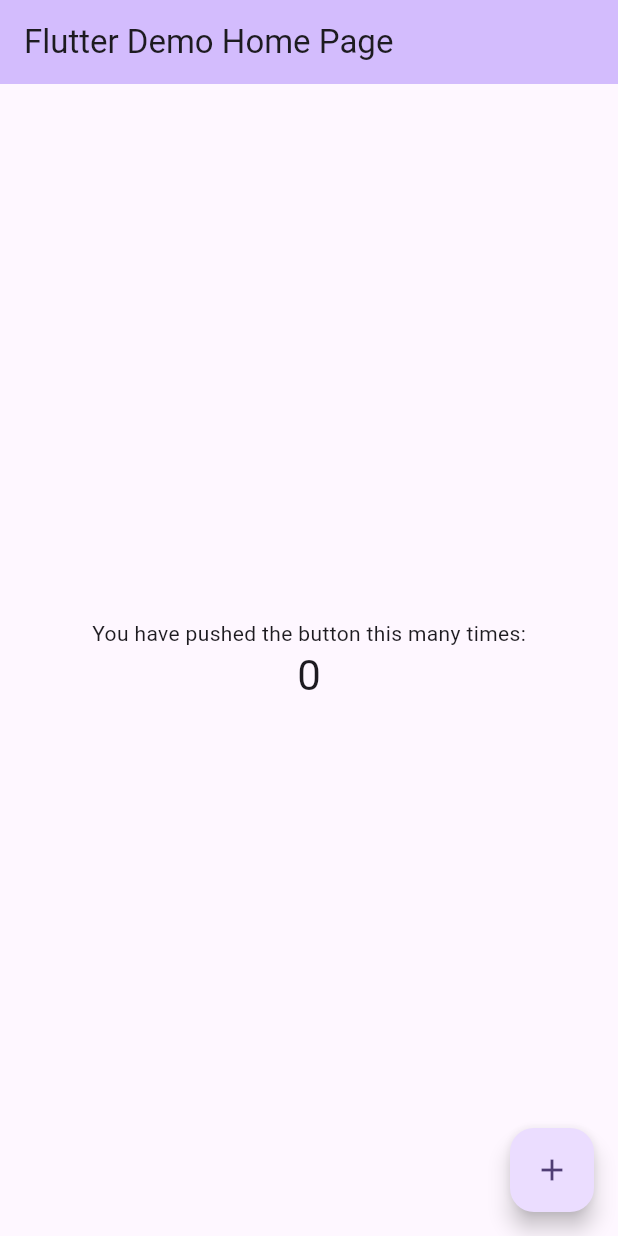
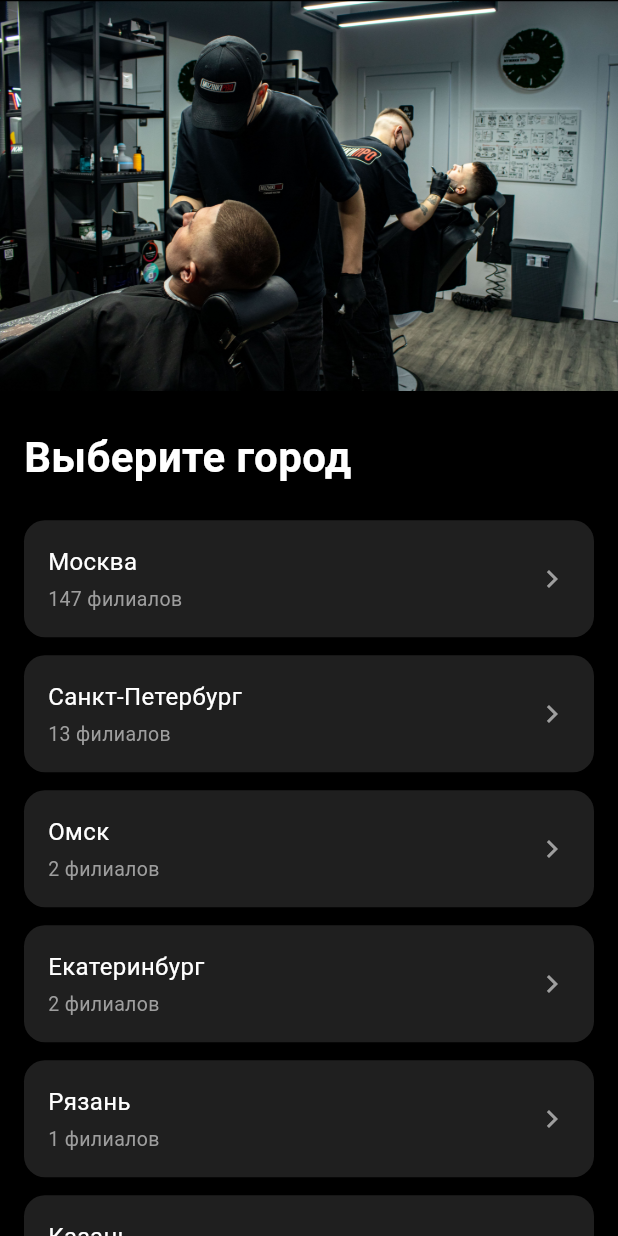
Before and after one commit to DenUP/muzhiki-Pro, a Flutter app: the screen it shows after launch, on a phone screen of 412 x 824 dp. Run offline on Flutter 3.47's test engine with Material 3 defaults, Android fonts, the phone set to English and light mode, and no system bars; our stand-ins replace flutter_bloc, get_it, shared_preferences.

Commit message:
add: selected city - pages

```diff
--- /dev/null
+++ b/lib/di.dart
@@ -0,0 +1,15 @@
+import 'package:get_it/get_it.dart';
+import 'package:muzhiki_pro/features/city_selection/data/repository/city_repository_impl.dart';
+import 'package:muzhiki_pro/features/city_selection/domain/repository/city_repository.dart';
+import 'package:shared_preferences/shared_preferences.dart';
+
+final getIt = GetIt.instance;
+
+Future<void> setupDi() async {
+  final prefs = await SharedPreferences.getInstance();
+
+  getIt.registerSingleton<SharedPreferences>(prefs);
+  getIt.registerLazySingleton<CityRepository>(
+    () => CityRepositoryImpl(getIt()),
+  );
+}
--- /dev/null
+++ b/lib/features/city_selection/data/repository/city_repository_impl.dart
@@ -0,0 +1,52 @@
+import 'dart:async';
+
+import 'package:muzhiki_pro/features/city_selection/domain/entities/city.dart';
+import 'package:muzhiki_pro/features/city_selection/domain/repository/city_repository.dart';
+import 'package:shared_preferences/shared_preferences.dart';
+
+class CityRepositoryImpl implements CityRepository {
+  final SharedPreferences prefs;
+
+  CityRepositoryImpl(this.prefs);
+
+  static const _cityKey = 'selected_city';
+
+  @override
+  List<City> getCities() {
+    return [
+      City(name: 'Москва', branches: 147),
+      City(name: 'Санкт-Петербург', branches: 13),
+      City(name: 'Омск', branches: 2),
+      City(name: 'Екатеринбург', branches: 2),
+      City(name: 'Рязань', branches: 1),
+      City(name: 'Казань', branches: 1),
+      City(name: 'Рязань', branches: 1),
+      City(name: 'Казань', branches: 1),
+      City(name: 'Рязань', branches: 1),
+      City(name: 'Казань', branches: 1),
+      City(name: 'Рязань', branches: 1),
+      City(name: 'Казань', branches: 1),
+    ];
+  }
+
+  @override
+  Future<void> saveCity(City city) async {
+    await prefs.setString(_cityKey, city.name);
+  }
+
+  @override
+  City? getSavedCity() {
+    final name = prefs.getString(_cityKey);
+    if (name == null) return null;
+
+    return getCities().firstWhere(
+      (c) => c.name == name,
+      orElse: () => City(name: name, branches: 0),
+    );
+  }
+
+  @override
+  Future<bool> clearCity() async {
+    return await prefs.clear();
+  }
+}
--- /dev/null
+++ b/lib/features/city_selection/domain/entities/city.dart
@@ -0,0 +1,6 @@
+class City {
+  final String name;
+  final int branches;
+
+  City({required this.name, required this.branches});
+}
--- /dev/null
+++ b/lib/features/city_selection/domain/repository/city_repository.dart
@@ -0,0 +1,8 @@
+import 'package:muzhiki_pro/features/city_selection/domain/entities/city.dart';
+
+abstract class CityRepository {
+  List<City> getCities();
+  Future<void> saveCity(City city);
+  City? getSavedCity();
+  Future<bool> clearCity();
+}
--- /dev/null
+++ b/lib/features/city_selection/presentation/cubit/city_cubit.dart
@@ -0,0 +1,14 @@
+import 'package:flutter_bloc/flutter_bloc.dart';
+import 'package:muzhiki_pro/features/city_selection/domain/entities/city.dart';
+import 'package:muzhiki_pro/features/city_selection/domain/repository/city_repository.dart';
+import 'package:muzhiki_pro/features/city_selection/presentation/cubit/city_state.dart';
+
+class CityCubit extends Cubit<CityState> {
+  final CityRepository repository;
+
+  CityCubit(this.repository) : super(CityState(repository.getCities()));
+
+  Future<void> selectCity(City city) async {
+    await repository.saveCity(city);
+  }
+}
--- /dev/null
+++ b/lib/features/city_selection/presentation/cubit/city_state.dart
@@ -0,0 +1,7 @@
+import 'package:muzhiki_pro/features/city_selection/domain/entities/city.dart';
+
+class CityState {
+  final List<City> cities;
+
+  CityState(this.cities);
+}
--- /dev/null
+++ b/lib/features/city_selection/presentation/pages/city_selection_page.dart
@@ -0,0 +1,124 @@
+import 'package:flutter/material.dart';
+import 'package:flutter_bloc/flutter_bloc.dart';
+import 'package:muzhiki_pro/di.dart';
+import 'package:muzhiki_pro/features/city_selection/domain/entities/city.dart';
+import 'package:muzhiki_pro/features/city_selection/presentation/cubit/city_cubit.dart';
+
+class CitySelectionPage extends StatelessWidget {
+  const CitySelectionPage({super.key});
+
+  @override
+  Widget build(BuildContext context) {
+    return BlocProvider(
+      create: (_) => CityCubit(getIt()),
+      child: Scaffold(
+        appBar: AppBar(
+          backgroundColor: Colors.black,
+          toolbarHeight: MediaQuery.of(context).size.height * 0.001,
+        ),
+        backgroundColor: Colors.black,
+        body: SingleChildScrollView(
+          child: Column(
+            crossAxisAlignment: CrossAxisAlignment.start,
+            children: const [_HeaderImage(), _Title(), _CityList()],
+          ),
+        ),
+      ),
+    );
+  }
+}
+
+class _HeaderImage extends StatelessWidget {
+  const _HeaderImage();
+
+  @override
+  Widget build(BuildContext context) {
+    return SizedBox(
+      height: 260,
+      width: double.infinity,
+      child: Image.asset('assets/splash/background.jpg', fit: BoxFit.cover),
+    );
+  }
+}
+
+class _Title extends StatelessWidget {
+  const _Title();
+
+  @override
+  Widget build(BuildContext context) {
+    return const Padding(
+      padding: EdgeInsets.fromLTRB(16, 24, 16, 16),
+      child: Text(
+        'Выберите город',
+        style: TextStyle(
+          color: Colors.white,
+          fontSize: 28,
+          fontWeight: FontWeight.w600,
+        ),
+      ),
+    );
+  }
+}
+
+class _CityList extends StatelessWidget {
+  const _CityList();
+
+  @override
+  Widget build(BuildContext context) {
+    final cities = context.watch<CityCubit>().state.cities;
+
+    return Padding(
+      padding: const EdgeInsets.only(bottom: 24),
+      child: Column(
+        children: cities.map((city) {
+          return _CityTile(city: city);
+        }).toList(),
+      ),
+    );
+  }
+}
+
+class _CityTile extends StatelessWidget {
+  final City city;
+
+  const _CityTile({required this.city});
+
+  @override
+  Widget build(BuildContext context) {
+    return GestureDetector(
+      onTap: () {
+        context.read<CityCubit>().selectCity(city);
+        // TODO: navigation to main screen
+      },
+      child: Container(
+        margin: const EdgeInsets.symmetric(horizontal: 16, vertical: 6),
+        padding: const EdgeInsets.all(16),
+        decoration: BoxDecoration(
+          color: const Color(0xFF1F1F1F),
+          borderRadius: BorderRadius.circular(14),
+        ),
+        child: Row(
+          children: [
+            Expanded(
+              child: Column(
+                crossAxisAlignment: CrossAxisAlignment.start,
+                children: [
+                  Text(
+                    city.name,
+                    style: const TextStyle(color: Colors.white, fontSize: 16),
+                  ),
+                  const SizedBox(height: 4),
+                  Text(
+                    '${city.branches} филиалов',
+                    style: const TextStyle(color: Colors.grey, fontSize: 13),
+                  ),
+                ],
+              ),
+            ),
+            const Icon(Icons.chevron_right, color: Colors.grey),
+          ],
+        ),
+      ),
+    );
+  }
+}
--- a/lib/main.dart
+++ b/lib/main.dart
@@ -1,122 +1,38 @@
 import 'package:flutter/material.dart';
+import 'package:muzhiki_pro/di.dart';
+import 'package:muzhiki_pro/features/city_selection/domain/repository/city_repository.dart';
+import 'package:muzhiki_pro/features/city_selection/presentation/pages/city_selection_page.dart';
 
-void main() {
-  runApp(const MyApp());
+void main() async {
+  WidgetsFlutterBinding.ensureInitialized();
+  await setupDi();
+
+  final city = getIt<CityRepository>().getSavedCity();
+  getIt<CityRepository>().clearCity();
+  runApp(MyApp(showCitySelection: city == null));
 }
 
 class MyApp extends StatelessWidget {
-  const MyApp({super.key});
+  final bool showCitySelection;
 
-  // This widget is the root of your application.
+  const MyApp({super.key, required this.showCitySelection});
+
   @override
   Widget build(BuildContext context) {
     return MaterialApp(
-      title: 'Flutter Demo',
-      theme: ThemeData(
-        // This is the theme of your application.
-        //
-        // TRY THIS: Try running your application with "flutter run". You'll see
-        // the application has a purple toolbar. Then, without quitting the app,
-        // try changing the seedColor in the colorScheme below to Colors.green
-        // and then invoke "hot reload" (save your changes or press the "hot
-        // reload" button in a Flutter-supported IDE, or press "r" if you used
-        // the command line to start the app).
-        //
-        // Notice that the counter didn't reset back to zero; the application
-        // state is not lost during the reload. To reset the state, use hot
-        // restart instead.
-        //
-        // This works for code too, not just values: Most code changes can be
-        // tested with just a hot reload.
-        colorScheme: .fromSeed(seedColor: Colors.deepPurple),
-      ),
-      home: const MyHomePage(title: 'Flutter Demo Home Page'),
+      title: 'Мужики Про',
+      debugShowCheckedModeBanner: false,
+      theme: ThemeData(primarySwatch: Colors.blue),
+      home: showCitySelection ? const CitySelectionPage() : const HomeScreen(),
     );
   }
 }
 
-class MyHomePage extends StatefulWidget {
-  const MyHomePage({super.key, required this.title});
-
-  // This widget is the home page of your application. It is stateful, meaning
-  // that it has a State object (defined below) that contains fields that affect
-  // how it looks.
-
-  // This class is the configuration for the state. It holds the values (in this
-  // case the title) provided by the parent (in this case the App widget) and
-  // used by the build method of the State. Fields in a Widget subclass are
-  // always marked "final".
-
-  final String title;
-
-  @override
-  State<MyHomePage> createState() => _MyHomePageState();
-}
-
-class _MyHomePageState extends State<MyHomePage> {
-  int _counter = 0;
-
-  void _incrementCounter() {
-    setState(() {
-      // This call to setState tells the Flutter framework that something has
-      // changed in this State, which causes it to rerun the build method below
-      // so that the display can reflect the updated values. If we changed
-      // _counter without calling setState(), then the build method would not be
-      // called again, and so nothing would appear to happen.
-      _counter++;
-    });
-  }
+class HomeScreen extends StatelessWidget {
+  const HomeScreen({super.key});
 
   @override
   Widget build(BuildContext context) {
-    // This method is rerun every time setState is called, for instance as done
-    // by the _incrementCounter method above.
-    //
-    // The Flutter framework has been optimized to make rerunning build methods
-    // fast, so that you can just rebuild anything that needs updating rather
-    // than having to individually change instances of widgets.
-    return Scaffold(
-      appBar: AppBar(
-        // TRY THIS: Try changing the color here to a specific color (to
-        // Colors.amber, perhaps?) and trigger a hot reload to see the AppBar
-        // change color while the other colors stay the same.
-        backgroundColor: Theme.of(context).colorScheme.inversePrimary,
-        // Here we take the value from the MyHomePage object that was created by
-        // the App.build method, and use it to set our appbar title.
-        title: Text(widget.title),
-      ),
-      body: Center(
-        // Center is a layout widget. It takes a single child and positions it
-        // in the middle of the parent.
-        child: Column(
-          // Column is also a layout widget. It takes a list of children and
-          // arranges them vertically. By default, it sizes itself to fit its
-          // children horizontally, and tries to be as tall as its parent.
-          //
-          // Column has various properties to control how it sizes itself and
-          // how it positions its children. Here we use mainAxisAlignment to
-          // center the children vertically; the main axis here is the vertical
-          // axis because Columns are vertical (the cross axis would be
-          // horizontal).
-          //
-          // TRY THIS: Invoke "debug painting" (choose the "Toggle Debug Paint"
-          // action in the IDE, or press "p" in the console), to see the
-          // wireframe for each widget.
-          mainAxisAlignment: .center,
-          children: [
-            const Text('You have pushed the button this many times:'),
-            Text(
-              '$_counter',
-              style: Theme.of(context).textTheme.headlineMedium,
-            ),
-          ],
-        ),
-      ),
-      floatingActionButton: FloatingActionButton(
-        onPressed: _incrementCounter,
-        tooltip: 'Increment',
-        child: const Icon(Icons.add),
-      ),
-    );
+    return Scaffold(body: Center(child: Text('Главный экран')));
   }
 }
```
Also changed, not shown: pubspec.yaml (+6 -4 lines), assets/splash/background.jpg (added), lib/features/city_selection/data/sources/city_local_source.dart (added), pubspec.lock, 11 other files.
